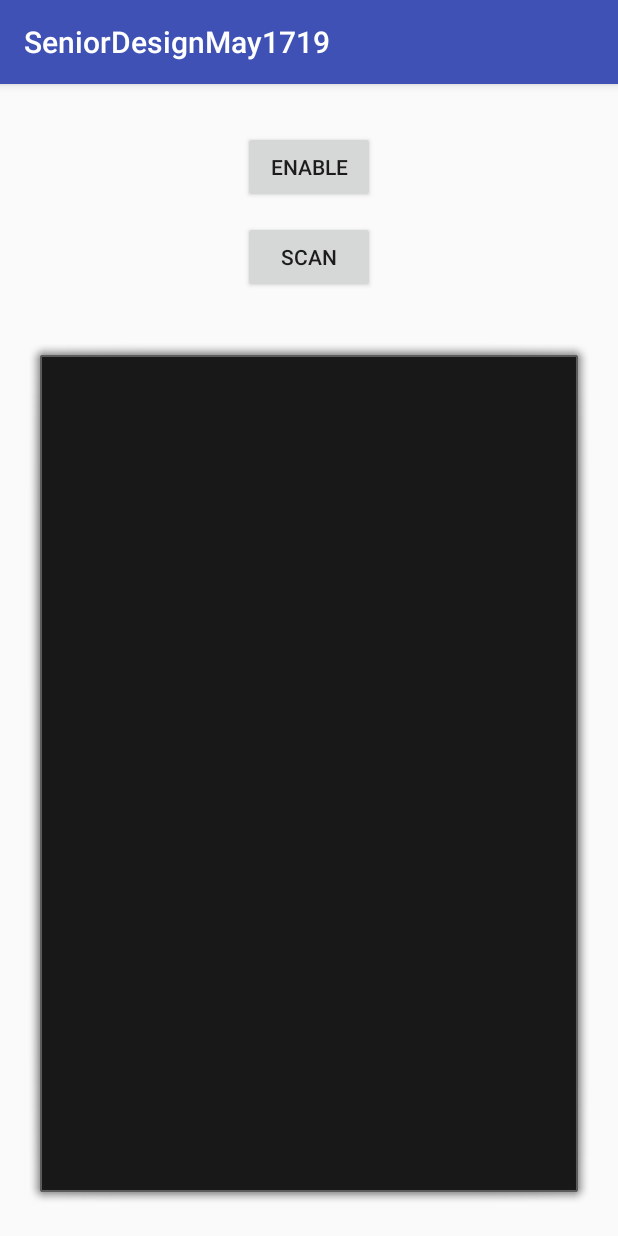
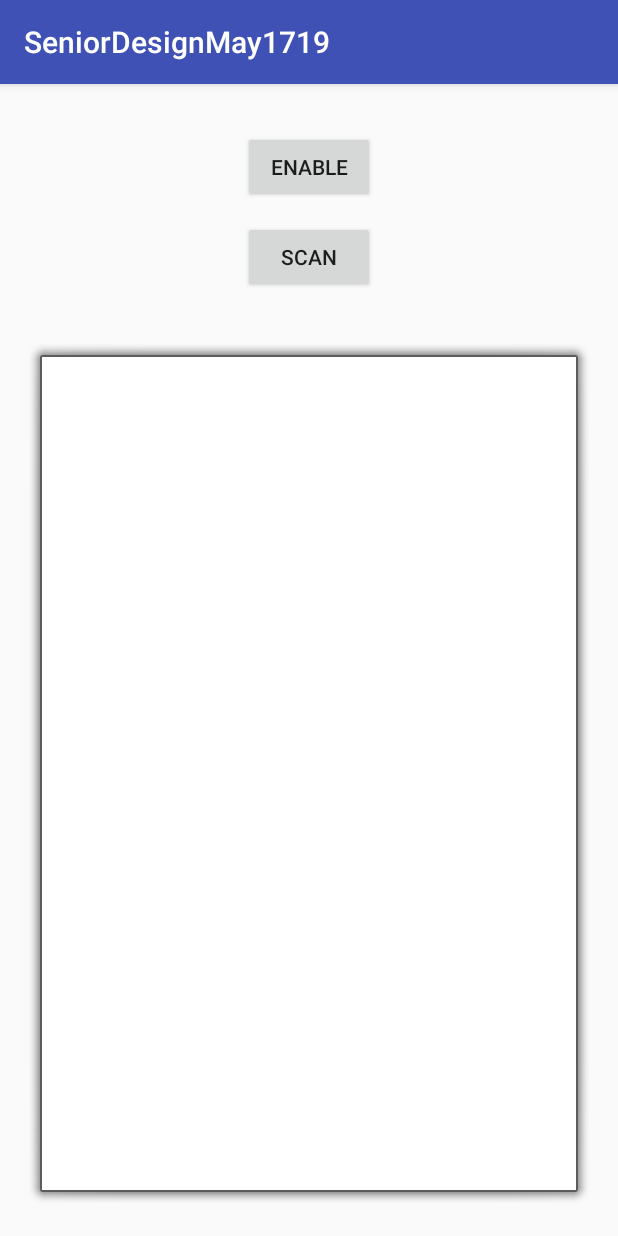
Before and after one commit to zbelloma/SeniorDesignMay1719, an Android app: the screen it shows after launch (MainActivity), on a phone screen of 412 x 824 dp. Run offline under Robolectric (Android 15) with nearby library versions, the phone set to English and light mode, and no system bars.

Commit message:
Changed ListView LV background to light instead of dark

```diff
--- a/app/src/main/res/layout/activity_main.xml
+++ b/app/src/main/res/layout/activity_main.xml
@@ -37,5 +37,5 @@
         android:layout_centerHorizontal="true"
         android:layout_marginTop="33dp"
         android:id="@+id/bluetoohLV"
-        android:background="@android:drawable/alert_dark_frame" />
+        android:background="@android:drawable/alert_light_frame" />
 </RelativeLayout>
```
Also changed, not shown: 2 other files.
